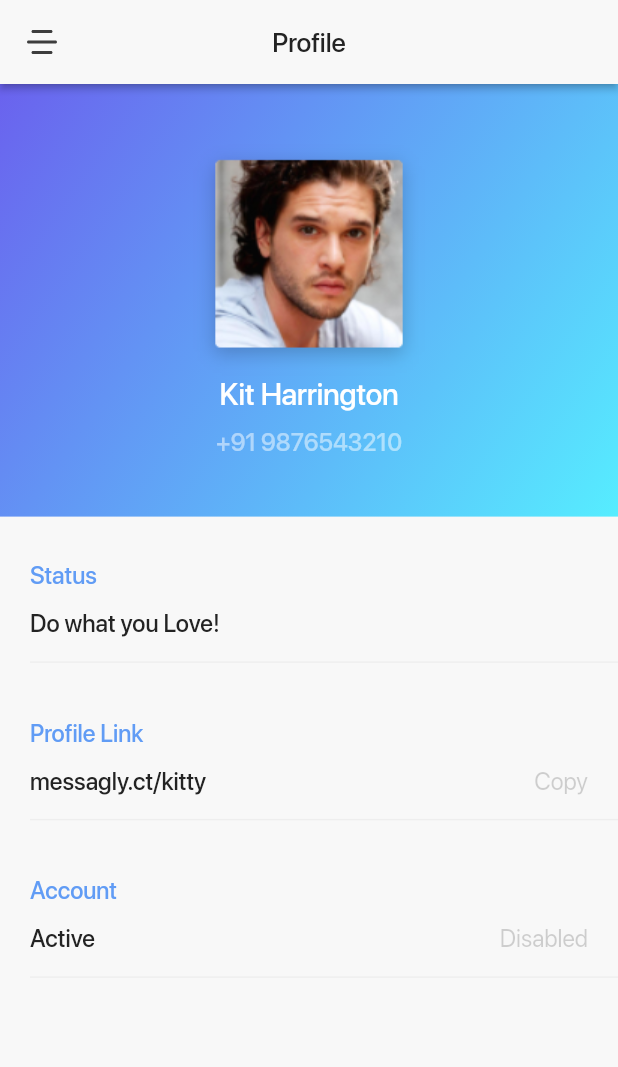
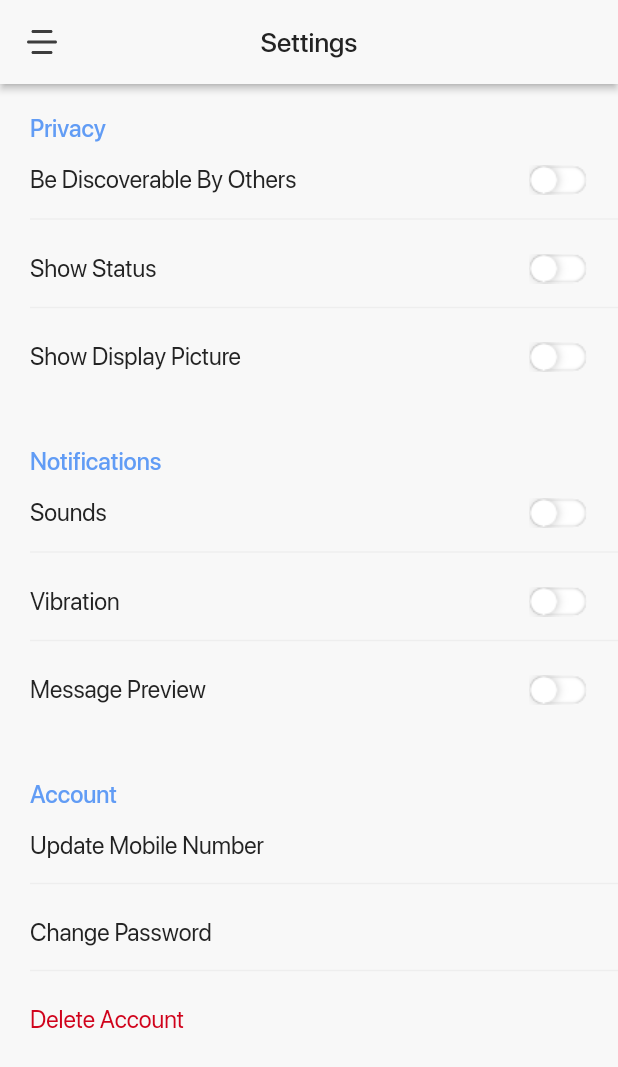
Before and after one commit to GhassenAB/messagly_clone_app, a Flutter app: the screen it shows after launch, on a phone screen of 412 x 824 dp. Shown: the top 1067 px of the screen. Run offline on Flutter 3.47's test engine with Material 2 defaults, Android fonts, the phone set to English and light mode, and no system bars; our stand-ins replace flutter_keyboard_visibility, flutter_svg, material_design_icons_flutter, pin_code_fields.

Commit message:
create settings screen

```diff
--- a/lib/constants.dart
+++ b/lib/constants.dart
@@ -19,9 +19,19 @@ class Palette {
 TextStyle kRegularTextStyle =
     TextStyle(fontFamily: describeEnum(Fonts.SFProDisplay));
 
+TextStyle kRegularTextStyle_2 = kRegularTextStyle.copyWith(
+  fontSize: 16.0,
+  color: Palette.primary,
+);
+
 TextStyle kMediumTextStyle = TextStyle(
   fontFamily: describeEnum(Fonts.SFProDisplay),
   fontWeight: FontWeight.w500,
+);
+
+TextStyle kMediumTextStyle_2 = kMediumTextStyle.copyWith(
+  fontSize: 16.0,
+  color: Palette.lightBlue,
 );
 
 TextStyle kSemiBoldTextStyle = TextStyle(
--- a/lib/screens/profile_screen.dart
+++ b/lib/screens/profile_screen.dart
@@ -118,10 +118,7 @@ class _CustomBox extends StatelessWidget {
         children: [
           Text(
             title,
-            style: kMediumTextStyle.copyWith(
-              fontSize: 16.0,
-              color: Palette.lightBlue,
-            ),
+            style: kMediumTextStyle_2,
           ),
           SizedBox(height: 13),
           Padding(
@@ -131,10 +128,7 @@ class _CustomBox extends StatelessWidget {
               children: [
                 Text(
                   content,
-                  style: kMediumTextStyle.copyWith(
-                    fontSize: 16.0,
-                    color: Palette.primary,
-                  ),
+                  style: kRegularTextStyle_2,
                 ),
                 buttonLabel.length != 0
                     ? GestureDetector(
--- a/lib/screens/screens.dart
+++ b/lib/screens/screens.dart
@@ -6,3 +6,4 @@ export 'setup_profile_screen.dart';
 export 'chats_screen.dart';
 export 'contact_screen.dart';
 export 'profile_screen.dart';
+export 'settings_screen.dart';
--- /dev/null
+++ b/lib/screens/settings_screen.dart
@@ -0,0 +1,164 @@
+import 'package:flutter/material.dart';
+import 'package:flutter_svg/flutter_svg.dart';
+import 'package:messagly_clone_app/constants.dart';
+import 'package:messagly_clone_app/widgets/custom_app_bar.dart';
+import 'package:messagly_clone_app/widgets/widgets.dart';
+
+class SettingsScreen extends StatefulWidget {
+  @override
+  _SettingsScreenState createState() => _SettingsScreenState();
+}
+
+class _SettingsScreenState extends State<SettingsScreen> {
+  @override
+  Widget build(BuildContext context) {
+    return Scaffold(
+      backgroundColor: Palette.background,
+      body: CustomScrollView(
+        slivers: [
+          CustomAppBar(
+            title: 'Settings',
+            leadingIcon: SvgPicture.asset('assets/icons/menu_icon.svg'),
+            onPressLeading: () => print('Open side menu'),
+          ),
+          SliverPadding(
+            padding: const EdgeInsets.only(left: 20.0, top: 20.0),
+            sliver: SliverToBoxAdapter(
+              child: Container(
+                child: Column(
+                  crossAxisAlignment: CrossAxisAlignment.start,
+                  children: [
+                    Text(
+                      'Privacy',
+                      style: kMediumTextStyle_2,
+                    ),
+                    _CustomBox(
+                      title: 'Be Discoverable By Others',
+                    ),
+                    _CustomBox(
+                      title: 'Show Status',
+                    ),
+                    _CustomBox(
+                      title: 'Show Display Picture',
+                      withDivider: false,
+                    ),
+                  ],
+                ),
+              ),
+            ),
+          ),
+          SliverPadding(
+            padding: const EdgeInsets.only(left: 20.0, top: 50.0),
+            sliver: SliverToBoxAdapter(
+              child: Container(
+                child: Column(
+                  crossAxisAlignment: CrossAxisAlignment.start,
+                  children: [
+                    Text(
+                      'Notifications',
+                      style: kMediumTextStyle_2,
+                    ),
+                    _CustomBox(
+                      title: 'Sounds',
+                    ),
+                    _CustomBox(
+                      title: 'Vibration',
+                    ),
+                    _CustomBox(
+                      title: 'Message Preview',
+                      withDivider: false,
+                    ),
+                  ],
+                ),
+              ),
+            ),
+          ),
+          SliverPadding(
+            padding: const EdgeInsets.only(left: 20.0, top: 50.0),
+            sliver: SliverToBoxAdapter(
+              child: Container(
+                child: Column(
+                  crossAxisAlignment: CrossAxisAlignment.start,
+                  children: [
+                    Text(
+                      'Account',
+                      style: kMediumTextStyle_2,
+                    ),
+                    _CustomBox(
+                      title: 'Update Mobile Number',
+                      withButton: false,
+                    ),
+                    _CustomBox(
+                      title: 'Change Password',
+                      withButton: false,
+                    ),
+                    _CustomBox(
+                      title: 'Delete Account',
+                      withDivider: false,
+                      withRedColor: true,
+                      withButton: false,
+                    ),
+                  ],
+                ),
+              ),
+            ),
+          ),
+        ],
+      ),
+    );
+  }
+}
+
+class _CustomBox extends StatelessWidget {
+  const _CustomBox({
+    Key key,
+    this.title,
+    this.withDivider = true,
+    this.withButton = true,
+    this.withRedColor = false,
+  }) : super(key: key);
+
+  final String title;
+  final bool withDivider;
+  final bool withButton;
+  final bool withRedColor;
+
+  @override
+  Widget build(BuildContext context) {
+    return GestureDetector(
+      onTap: withButton ? null : () => print(title),
+      child: Column(
+        children: [
+          Padding(
+            padding: const EdgeInsets.only(top: 15.0, right: 20.0),
+            child: Container(
+              child: Row(
+                mainAxisAlignment: MainAxisAlignment.spaceBetween,
+                children: [
+                  Text(
+                    title,
+                    style: withRedColor
+                        ? kRegularTextStyle_2.copyWith(color: Color(0xFFD0021B))
+                        : kRegularTextStyle_2,
+                  ),
+                  withButton ? CustomSwitch() : Container(),
+                ],
+              ),
+            ),
+          ),
+          withDivider
+              ? Column(
+                  children: [
+                    SizedBox(height: 8.0),
+                    Divider(
+                      thickness: 1,
+                      color: Palette.grey.withOpacity(0.1),
+                    ),
+                  ],
+                )
+              : Container()
+        ],
+      ),
+    );
+  }
+}
--- a/lib/screens/splash_screen.dart
+++ b/lib/screens/splash_screen.dart
@@ -17,7 +17,7 @@ class _SplashScreenState extends State<SplashScreen> {
       Navigator.push(
         context,
         MaterialPageRoute(
-          builder: (context) => ProfileScreen(),
+          builder: (context) => SettingsScreen(),
         ),
       );
       time.cancel();
--- /dev/null
+++ b/lib/widgets/custom_switch.dart
@@ -0,0 +1,27 @@
+import 'package:flutter/material.dart';
+
+class CustomSwitch extends StatefulWidget {
+  @override
+  _CustomSwitchState createState() => _CustomSwitchState();
+}
+
+class _CustomSwitchState extends State<CustomSwitch> {
+  bool _pressed = false;
+  @override
+  Widget build(BuildContext context) {
+    return GestureDetector(
+      onTap: () {
+        setState(() {
+          _pressed = !_pressed;
+        });
+      },
+      child: Image(
+        image: _pressed
+            ? Image.asset('assets/icons/switch_on.png').image
+            : Image.asset('assets/icons/switch_off.png').image,
+        height: 20.0,
+        width: 40.0,
+      ),
+    );
+  }
+}
--- a/lib/widgets/widgets.dart
+++ b/lib/widgets/widgets.dart
@@ -6,3 +6,4 @@ export 'favourites_users_list.dart';
 export 'chat_list.dart';
 export 'contacts_list.dart';
 export 'custom_app_bar.dart';
+export 'custom_switch.dart';
--- a/pubspec.yaml
+++ b/pubspec.yaml
@@ -32,6 +32,7 @@ dependencies:
   material_design_icons_flutter: ^4.0.5345
   pin_code_fields: 5.2.0
   flutter_keyboard_visibility: ^3.2.2
+  lite_rolling_switch: ^0.1.1
 dev_dependencies:
   flutter_test:
     sdk: flutter
```
Also changed, not shown: assets/icons/switch_off.png (added), assets/icons/switch_on.png (added), pubspec.lock.
